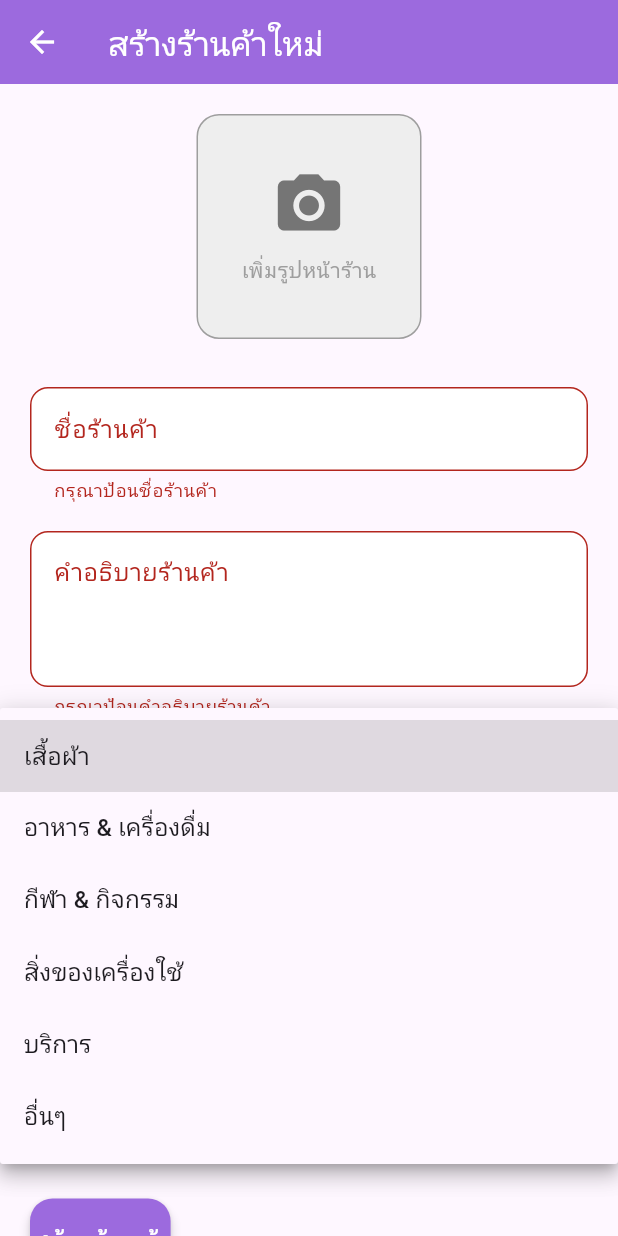
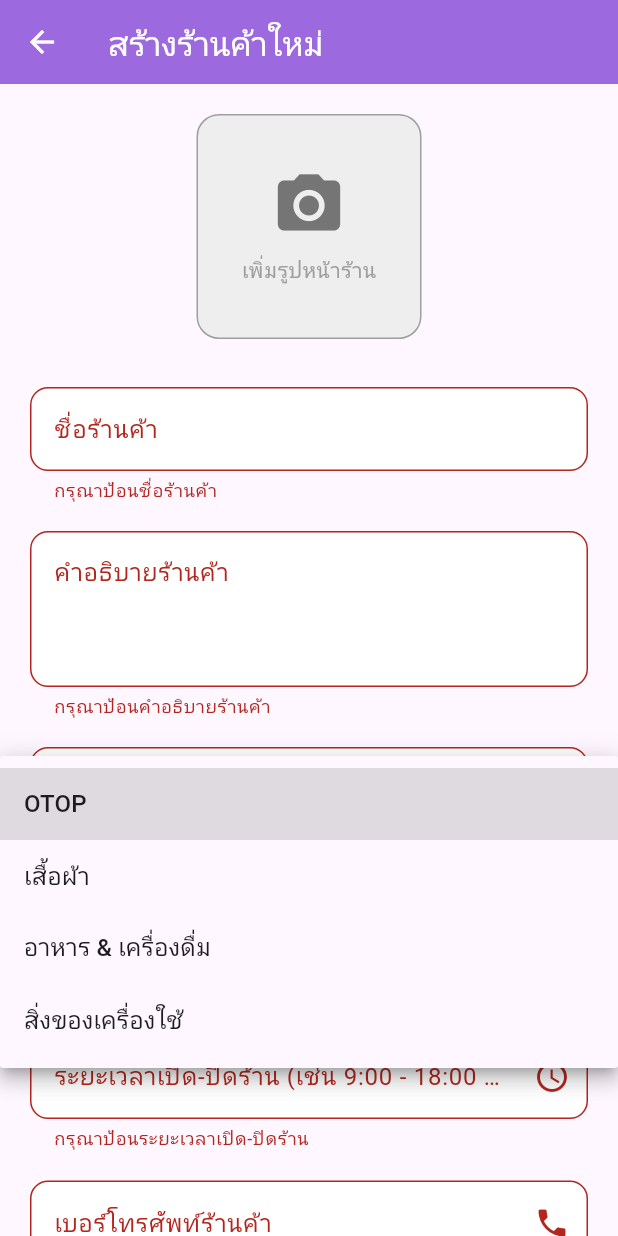
Before and after one commit to Mistergunth/banbanshop, a Flutter app: the StoreCreateScreen screen opened directly, after a tap on "สร้างร้านค้า", after a tap on "ประเภท/หมวดหมู่ร้านค้า", on a phone screen of 412 x 824 dp. Run offline on Flutter 3.47's test engine with Material 3 defaults, Android fonts, the phone set to English and light mode, and no system bars; our stand-ins replace cloud_firestore, firebase_auth, firebase_core, geocoding, geolocator, google_fonts and 2 more; missing offline and left inert: cloudinary_sdk; accounts and stored records are empty; Roboto replaces fonts that are missing (Kanit).

Commit message:
store create add google map api location

```diff
--- a/banbanshop/lib/screens/buyer/category_selection.dart
+++ b/banbanshop/lib/screens/buyer/category_selection.dart
@@ -17,16 +17,16 @@ class _CategorySelectionPageState extends State<CategorySelectionPage> {
   TextEditingController searchController = TextEditingController();
   List<CategoryItem> categories = [
     CategoryItem(
+      title: 'OTOP',
+      icon: Icons.local_mall_outlined,
+    ),
+    CategoryItem(
       title: 'เสื้อผ้า',
       icon: Icons.checkroom_outlined,
     ),
     CategoryItem(
       title: 'อาหาร & เครื่องดื่ม',
       icon: Icons.restaurant_outlined,
-    ),
-    CategoryItem(
-      title: 'กีฬา & กิจกรรม',
-      icon: Icons.sports_soccer_outlined,
     ),
     CategoryItem(
       title: 'สิ่งของเครื่องใช้',
--- a/banbanshop/lib/screens/feed_page.dart
+++ b/banbanshop/lib/screens/feed_page.dart
@@ -115,7 +115,7 @@ class _FeedPageState extends State<FeedPage> {
 
   // รายชื่อหมวดหมู่ (สำหรับ Drawer) - ใช้งานใน DropdownButtonFormField
   final List<String> _categories = [
-    'ทั้งหมด', 'เสื้อผ้า', 'อาหาร & เครื่องดื่ม', 'กีฬา & กิจกรรม', 'สิ่งของเครื่องใช้', 'บริการ', 'อื่นๆ'
+    'ทั้งหมด', 'OTOP', 'เสื้อผ้า', 'อาหาร & เครื่องดื่ม', 'สิ่งของเครื่องใช้',
   ];
 
   List<Post> _allPosts = []; // เปลี่ยนเป็น _allPosts เพื่อเก็บโพสต์ทั้งหมดที่ดึงมาจาก Firestore
--- a/banbanshop/lib/screens/models/store_model.dart
+++ b/banbanshop/lib/screens/models/store_model.dart
@@ -9,9 +9,13 @@ class Store {
   final String description;
   final String type; // ประเภท/หมวดหมู่ร้านค้า
   final String? imageUrl; // URL รูปภาพหน้าร้าน
-  final String location; // ตำแหน่งร้านค้า (อาจเป็น String ง่ายๆ ก่อน)
-  final String openingHours; // ระยะเวลาเปิด-ปิดร้าน (String ง่ายๆ ก่อน)
+  final String location; // ตำแหน่งร้านค้า (ที่อยู่)
+  final double? latitude; // เพิ่ม: Latitude ของร้านค้า (nullable)
+  final double? longitude; // เพิ่ม: Longitude ของร้านค้า (nullable)
+  final String openingHours; // ระยะเวลาเปิด-ปิดร้าน
+  final String phoneNumber; // เพิ่ม: เบอร์โทรศัพท์ร้านค้า
   final DateTime createdAt;
+
 
   Store({
     required this.id,
@@ -21,7 +25,10 @@ class Store {
     required this.type,
     this.imageUrl,
     required this.location,
+    this.latitude, // เพิ่มใน constructor
+    this.longitude, // เพิ่มใน constructor
     required this.openingHours,
+    required this.phoneNumber, // เพิ่มใน constructor
     required this.createdAt,
   });
 
@@ -44,18 +51,13 @@ class Store {
       type: json['type'] as String? ?? '', // ป้องกัน null
       imageUrl: json['imageUrl'] as String?,
       location: json['location'] as String? ?? '', // ป้องกัน null
+      latitude: (json['latitude'] as num?)?.toDouble(), // อ่านค่า latitude และแปลงเป็น double
+      longitude: (json['longitude'] as num?)?.toDouble(), // อ่านค่า longitude และแปลงเป็น double
       openingHours: json['openingHours'] as String? ?? '', // ป้องกัน null
+      phoneNumber: json['phoneNumber'] as String? ?? '', // อ่านค่า phoneNumber และป้องกัน null
       createdAt: parsedCreatedAt,
     );
   }
-
-  get locationAddress => null;
-
-  get phoneNumber => null;
-
-  double? get latitude => null;
-
-  double? get longitude => null;
 
   // Method สำหรับแปลง Store เป็น Map (สำหรับบันทึกลง Firestore)
   Map<String, dynamic> toJson() {
@@ -67,8 +69,11 @@ class Store {
       'type': type,
       'imageUrl': imageUrl,
       'location': location,
+      'latitude': latitude, // เขียนค่า latitude
+      'longitude': longitude, // เขียนค่า longitude
       'openingHours': openingHours,
-      'createdAt': createdAt.toIso8601String(), // บันทึกเป็น ISO 8601 String
+      'phoneNumber': phoneNumber, // เขียนค่า phoneNumber
+      'createdAt': Timestamp.fromDate(createdAt), // บันทึกเป็น Timestamp สำหรับ Firestore
     };
   }
 }
--- a/banbanshop/lib/screens/seller/edit_store_screen.dart
+++ b/banbanshop/lib/screens/seller/edit_store_screen.dart
@@ -60,7 +60,7 @@ class _EditStoreScreenState extends State<EditStoreScreen> {
     // กำหนดค่าเริ่มต้นให้กับ Controller และตัวแปรจาก Store object ที่ได้รับมา
     _nameController = TextEditingController(text: widget.store.name);
     _descriptionController = TextEditingController(text: widget.store.description);
-    _locationAddressController = TextEditingController(text: widget.store.locationAddress);
+    _locationAddressController = TextEditingController(text: widget.store.location);
     _openingHoursController = TextEditingController(text: widget.store.openingHours);
     _phoneNumberController = TextEditingController(text: widget.store.phoneNumber); // กำหนดค่าเบอร์โทร
 
--- a/banbanshop/lib/screens/seller/store_create.dart
+++ b/banbanshop/lib/screens/seller/store_create.dart
@@ -10,6 +10,9 @@ import 'package:cloud_firestore/cloud_firestore.dart'; // สำหรับ Fir
 import 'package:cloudinary_sdk/cloudinary_sdk.dart'; // สำหรับ Cloudinary
 import 'package:uuid/uuid.dart'; // สำหรับสร้าง UUID
 import 'package:banbanshop/screens/models/store_model.dart'; // <--- IMPORT Store MODEL จากที่ใหม่
+import 'package:banbanshop/screens/map_picker_screen.dart'; // ตรวจสอบว่าไฟล์นี้มีอยู่จริงและคืนค่า LatLng + Address
+import 'package:google_maps_flutter/google_maps_flutter.dart'; // สำหรับ LatLng object
+
 
 class StoreCreateScreen extends StatefulWidget {
   const StoreCreateScreen({super.key});
@@ -24,17 +27,19 @@ class _StoreCreateScreenState extends State<StoreCreateScreen> {
   final TextEditingController _descriptionController = TextEditingController();
   final TextEditingController _locationController = TextEditingController();
   final TextEditingController _openingHoursController = TextEditingController();
+  final TextEditingController _phoneNumberController = TextEditingController(); // เพิ่ม: Controller สำหรับเบอร์โทรศัพท์
   String? _selectedStoreType; // ประเภท/หมวดหมู่ร้านค้า
   File? _image;
   bool _isUploading = false;
 
+  LatLng? _selectedLatLng; // เพิ่ม: สำหรับเก็บ Latitude และ Longitude ที่เลือกจากแผนที่
+  String? _selectedAddress; // เพิ่ม: สำหรับเก็บที่อยู่ที่ได้จากการปักหมุด
+
   final List<String> _storeTypes = [
+    'OTOP',
     'เสื้อผ้า',
     'อาหาร & เครื่องดื่ม',
-    'กีฬา & กิจกรรม',
     'สิ่งของเครื่องใช้',
-    'บริการ',
-    'อื่นๆ'
   ];
 
   final Cloudinary cloudinary = Cloudinary.full(
@@ -54,8 +59,39 @@ class _StoreCreateScreenState extends State<StoreCreateScreen> {
     }
   }
 
+  // เมธอดสำหรับเลือกที่อยู่จากแผนที่
+  Future<void> _selectLocationFromMap() async {
+    final result = await Navigator.push(
+      context,
+      MaterialPageRoute(
+        builder: (context) => MapPickerScreen(), // นำทางไปยัง MapPickerScreen
+      ),
+    );
+
+    if (result != null && result is Map<String, dynamic>) {
+      final LatLng latLng = result['latLng'];
+      final String address = result['address'];
+
+      setState(() {
+        _selectedLatLng = latLng;
+        _selectedAddress = address;
+        _locationController.text = address; // แสดงที่อยู่ใน TextFormField
+      });
+    }
+  }
+
   Future<void> _createStore() async {
     if (!_formKey.currentState!.validate()) {
+      return;
+    }
+
+    // ตรวจสอบว่ามีการเลือกที่อยู่จากแผนที่แล้ว
+    if (_selectedLatLng == null || _selectedAddress == null || _selectedAddress!.isEmpty) {
+      if (mounted) {
+        ScaffoldMessenger.of(context).showSnackBar(
+          const SnackBar(content: Text('กรุณาปักหมุดที่ตั้งร้านค้าบนแผนที่')),
+        );
+      }
       return;
     }
 
@@ -92,8 +128,11 @@ class _StoreCreateScreenState extends State<StoreCreateScreen> {
         description: _descriptionController.text.trim(),
         type: _selectedStoreType!,
         imageUrl: imageUrl,
-        location: _locationController.text.trim(),
+        location: _selectedAddress!, // ใช้ที่อยู่ที่ได้จากการปักหมุด
+        latitude: _selectedLatLng!.latitude, // บันทึก latitude
+        longitude: _selectedLatLng!.longitude, // บันทึก longitude
         openingHours: _openingHoursController.text.trim(),
+        phoneNumber: _phoneNumberController.text.trim(), // เพิ่ม: เบอร์โทรศัพท์ร้านค้า
         createdAt: DateTime.now(),
       );
 
@@ -104,7 +143,11 @@ class _StoreCreateScreenState extends State<StoreCreateScreen> {
       await FirebaseFirestore.instance.collection('sellers').doc(currentUser.uid).update({
         'hasStore': true,
         'storeId': storeId,
-        'shopName': _nameController.text.trim(), // บันทึกชื่อร้านในโปรไฟล์ผู้ขายด้วย
+        'shopName': _nameController.text.trim(),
+        'shopAvatarImageUrl': imageUrl,
+        'shopPhoneNumber': _phoneNumberController.text.trim(), // เพิ่ม: บันทึกเบอร์โทรศัพท์ร้านค้าในโปรไฟล์ผู้ขาย
+        'shopLatitude': _selectedLatLng!.latitude, // บันทึก latitude ของร้านในโปรไฟล์ผู้ขาย
+        'shopLongitude': _selectedLatLng!.longitude, // บันทึก longitude ของร้านในโปรไฟล์ผู้ขาย
       });
 
       if (mounted) {
@@ -133,6 +176,7 @@ class _StoreCreateScreenState extends State<StoreCreateScreen> {
     _descriptionController.dispose();
     _locationController.dispose();
     _openingHoursController.dispose();
+    _phoneNumberController.dispose(); // เพิ่ม: Dispose controller เบอร์โทรศัพท์
     super.dispose();
   }
 
@@ -256,19 +300,23 @@ class _StoreCreateScreenState extends State<StoreCreateScreen> {
               ),
               const SizedBox(height: 20),
 
-              // ที่ตั้งร้านค้า
+              // ที่ตั้งร้านค้า (แก้ไขให้เป็น ReadOnly และมีปุ่มเลือกจากแผนที่)
               TextFormField(
                 controller: _locationController,
+                readOnly: true, // ทำให้เป็น ReadOnly
                 decoration: InputDecoration(
-                  labelText: 'ที่ตั้งร้านค้า (เช่น จังหวัด, เขต)',
+                  labelText: 'ที่ตั้งร้านค้า (เลือกจากแผนที่)',
                   border: OutlineInputBorder(borderRadius: BorderRadius.circular(12)),
                   filled: true,
                   fillColor: Colors.white,
-                  suffixIcon: const Icon(Icons.location_on),
+                  suffixIcon: IconButton( // เพิ่มปุ่มสำหรับเปิดแผนที่
+                    icon: const Icon(Icons.map),
+                    onPressed: _selectLocationFromMap,
+                  ),
                 ),
                 validator: (value) {
                   if (value == null || value.trim().isEmpty) {
-                    return 'กรุณาป้อนที่ตั้งร้านค้า';
+                    return 'กรุณาปักหมุดที่ตั้งร้านค้าบนแผนที่';
                   }
                   return null;
                 },
@@ -289,6 +337,27 @@ class _StoreCreateScreenState extends State<StoreCreateScreen> {
                   if (value == null || value.trim().isEmpty) {
                     return 'กรุณาป้อนระยะเวลาเปิด-ปิดร้าน';
                   }
+                  return null;
+                },
+              ),
+              const SizedBox(height: 20), // เพิ่มระยะห่าง
+
+              // เบอร์โทรศัพท์ร้านค้า
+              TextFormField(
+                controller: _phoneNumberController,
+                decoration: InputDecoration(
+                  labelText: 'เบอร์โทรศัพท์ร้านค้า',
+                  border: OutlineInputBorder(borderRadius: BorderRadius.circular(12)),
+                  filled: true,
+                  fillColor: Colors.white,
+                  suffixIcon: const Icon(Icons.phone),
+                ),
+                keyboardType: TextInputType.phone, // กำหนด keyboard เป็นเบอร์โทรศัพท์
+                validator: (value) {
+                  if (value == null || value.trim().isEmpty) {
+                    return 'กรุณาป้อนเบอร์โทรศัพท์ร้านค้า';
+                  }
+                  // คุณสามารถเพิ่ม validation รูปแบบเบอร์โทรศัพท์ได้ที่นี่
                   return null;
                 },
               ),
```
Also changed, not shown: banbanshop/lib/screens/create_post.dart (+8 -5 lines), banbanshop/lib/screens/models/seller_profile.dart (+43 -16 lines), banbanshop/lib/screens/post_model.dart (+28 -14 lines).
